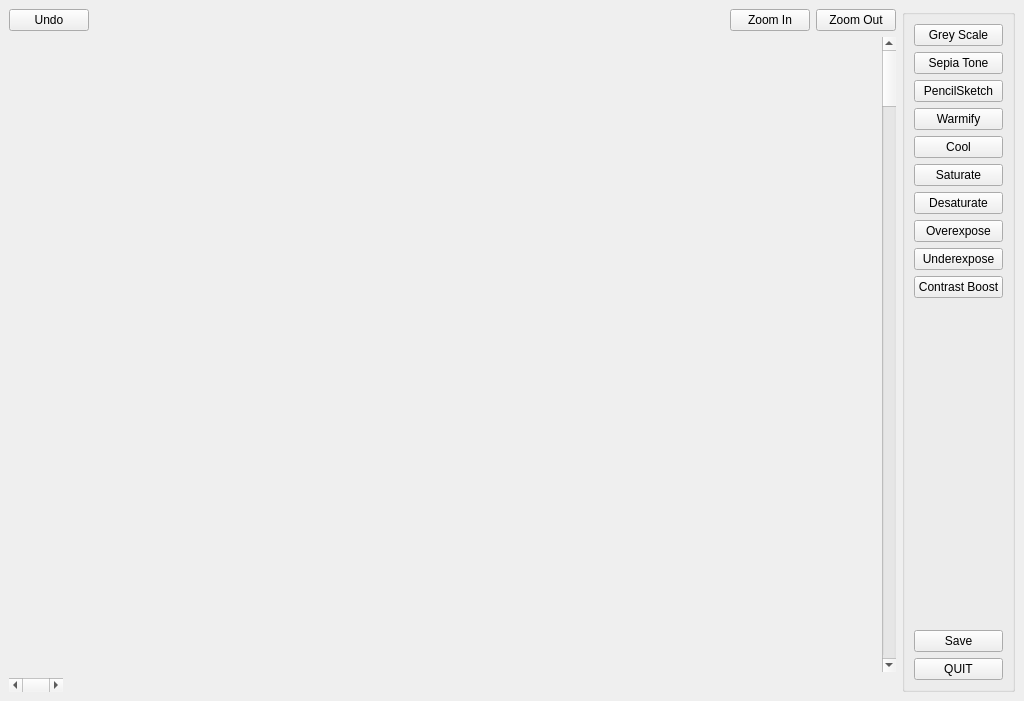
Before: the Qt Designer form Fotoshop/workingwindow.ui in Hardikp16/CS340, drawn with Qt 5.
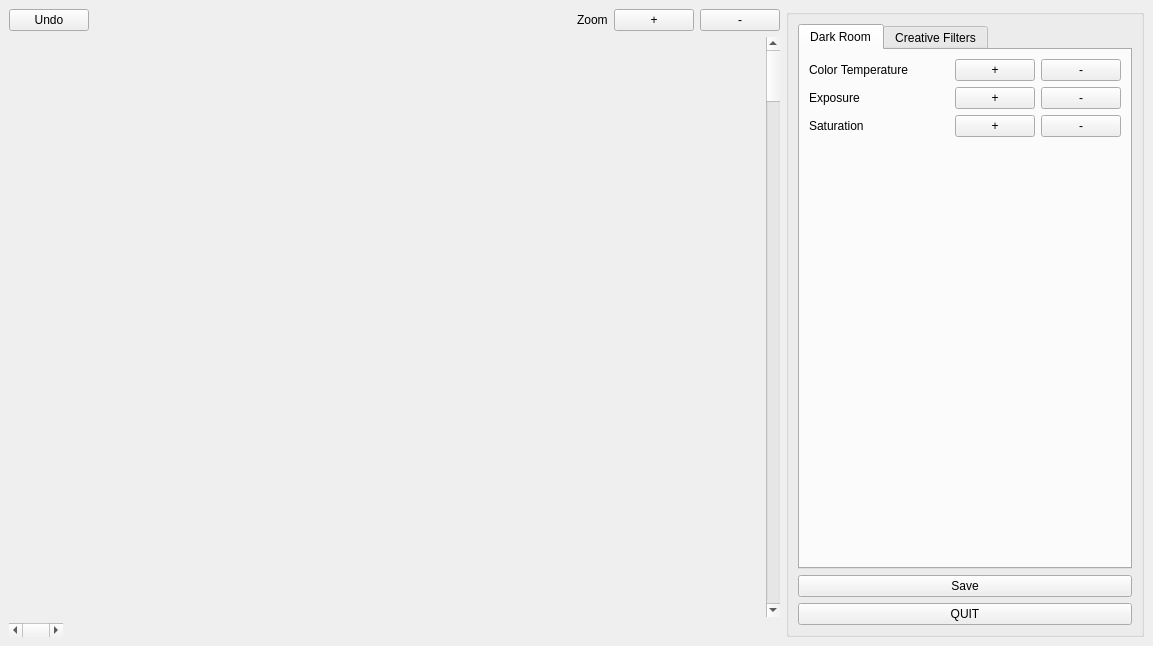
After: the same form once the commit is applied.

What changed in the file:
```diff
--- a/Fotoshop/workingwindow.ui
+++ b/Fotoshop/workingwindow.ui
@@ -6,8 +6,8 @@
    <rect>
     <x>0</x>
     <y>0</y>
-    <width>1024</width>
-    <height>701</height>
+    <width>1153</width>
+    <height>646</height>
    </rect>
   </property>
   <property name="maximumSize">
@@ -27,6 +27,44 @@
   </property>
   <widget class="QWidget" name="centralwidget">
    <layout class="QGridLayout" name="gridLayout_3">
+    <item row="1" column="0" rowspan="2">
+     <layout class="QGridLayout" name="gridLayout_2">
+      <item row="0" column="0" rowspan="2" colspan="2">
+       <widget class="QLabel" name="imageLabel">
+        <property name="text">
+         <string/>
+        </property>
+       </widget>
+      </item>
+      <item row="0" column="2" rowspan="2">
+       <spacer name="horizontalSpacer">
+        <property name="orientation">
+         <enum>Qt::Horizontal</enum>
+        </property>
+        <property name="sizeHint" stdset="0">
+         <size>
+          <width>13</width>
+          <height>20</height>
+         </size>
+        </property>
+       </spacer>
+      </item>
+      <item row="0" column="3" rowspan="2">
+       <widget class="QScrollBar" name="verticalScrollBar">
+        <property name="orientation">
+         <enum>Qt::Vertical</enum>
+        </property>
+       </widget>
+      </item>
+      <item row="2" column="0" colspan="2">
+       <widget class="QScrollBar" name="horizontalScrollBar">
+        <property name="orientation">
+         <enum>Qt::Horizontal</enum>
+        </property>
+       </widget>
+      </item>
+     </layout>
+    </item>
     <item row="0" column="0">
      <layout class="QHBoxLayout" name="horizontalLayout">
       <item>
@@ -37,7 +75,7 @@
        </widget>
       </item>
       <item>
-       <spacer name="horizontalSpacer_2">
+       <spacer name="horizontalSpacer_3">
         <property name="orientation">
          <enum>Qt::Horizontal</enum>
         </property>
@@ -48,27 +86,195 @@
          </size>
         </property>
        </spacer>
+      </item>
+      <item>
+       <spacer name="horizontalSpacer_4">
+        <property name="orientation">
+         <enum>Qt::Horizontal</enum>
+        </property>
+        <property name="sizeHint" stdset="0">
+         <size>
+          <width>40</width>
+          <height>20</height>
+         </size>
+        </property>
+       </spacer>
+      </item>
+      <item>
+       <layout class="QHBoxLayout" name="horizontalLayout_2">
+        <item>
+         <widget class="QLabel" name="label">
+          <property name="text">
+           <string>Zoom</string>
+          </property>
+         </widget>
       </item>
       <item>
        <widget class="QPushButton" name="ZoomIn">
         <property name="text">
-         <string>Zoom In</string>
+           <string>+</string>
         </property>
        </widget>
       </item>
       <item>
        <widget class="QPushButton" name="ZoomOut">
         <property name="text">
-         <string>Zoom Out</string>
+           <string>-</string>
         </property>
        </widget>
       </item>
      </layout>
     </item>
-    <item row="0" column="1" rowspan="3">
+     </layout>
+    </item>
+    <item row="0" column="1" rowspan="3" alignment="Qt::AlignRight">
      <widget class="QGroupBox" name="horizontalGroupBox">
       <layout class="QVBoxLayout" name="verticalLayout">
        <item>
+        <widget class="QTabWidget" name="tabWidget">
+         <property name="currentIndex">
+          <number>0</number>
+         </property>
+         <widget class="QWidget" name="darkroom">
+          <attribute name="title">
+           <string>Dark Room</string>
+          </attribute>
+          <layout class="QVBoxLayout" name="verticalLayout_3">
+           <item>
+            <layout class="QHBoxLayout" name="horizontalLayout_3">
+             <item>
+              <widget class="QLabel" name="label_2">
+               <property name="text">
+                <string>Color Temperature</string>
+               </property>
+              </widget>
+             </item>
+             <item>
+              <spacer name="horizontalSpacer_2">
+               <property name="orientation">
+                <enum>Qt::Horizontal</enum>
+               </property>
+               <property name="sizeHint" stdset="0">
+                <size>
+                 <width>40</width>
+                 <height>20</height>
+                </size>
+               </property>
+              </spacer>
+             </item>
+             <item>
+              <widget class="QPushButton" name="WarmifyButton">
+               <property name="text">
+                <string>+</string>
+               </property>
+              </widget>
+             </item>
+             <item>
+              <widget class="QPushButton" name="coolButton">
+               <property name="text">
+                <string>-</string>
+               </property>
+              </widget>
+             </item>
+            </layout>
+           </item>
+           <item>
+            <layout class="QHBoxLayout" name="horizontalLayout_4">
+             <item>
+              <widget class="QLabel" name="label_3">
+               <property name="text">
+                <string>Exposure</string>
+               </property>
+              </widget>
+             </item>
+             <item>
+              <spacer name="horizontalSpacer_5">
+               <property name="orientation">
+                <enum>Qt::Horizontal</enum>
+               </property>
+               <property name="sizeHint" stdset="0">
+                <size>
+                 <width>40</width>
+                 <height>20</height>
+                </size>
+               </property>
+              </spacer>
+             </item>
+             <item>
+              <widget class="QPushButton" name="overExposeButton">
+               <property name="text">
+                <string>+</string>
+               </property>
+              </widget>
+             </item>
+             <item>
+              <widget class="QPushButton" name="underExposeButton">
+               <property name="text">
+                <string>-</string>
+               </property>
+              </widget>
+             </item>
+            </layout>
+           </item>
+           <item>
+            <layout class="QHBoxLayout" name="horizontalLayout_5">
+             <item>
+              <widget class="QLabel" name="label_4">
+               <property name="text">
+                <string>Saturation</string>
+               </property>
+              </widget>
+             </item>
+             <item>
+              <spacer name="horizontalSpacer_6">
+               <property name="orientation">
+                <enum>Qt::Horizontal</enum>
+               </property>
+               <property name="sizeHint" stdset="0">
+                <size>
+                 <width>40</width>
+                 <height>20</height>
+                </size>
+               </property>
+              </spacer>
+             </item>
+             <item>
+              <widget class="QPushButton" name="saturateButton">
+               <property name="text">
+                <string>+</string>
+               </property>
+              </widget>
+             </item>
+             <item>
+              <widget class="QPushButton" name="DesaturateButton">
+               <property name="text">
+                <string>-</string>
+               </property>
+              </widget>
+             </item>
+            </layout>
+           </item>
+           <item>
+            <spacer name="verticalSpacer_2">
+             <property name="orientation">
+              <enum>Qt::Vertical</enum>
+             </property>
+             <property name="sizeHint" stdset="0">
+              <size>
+               <width>20</width>
+               <height>40</height>
+              </size>
+             </property>
+            </spacer>
+           </item>
+          </layout>
+         </widget>
+         <widget class="QWidget" name="filters">
+          <attribute name="title">
+           <string>Creative Filters</string>
+          </attribute>
+          <layout class="QVBoxLayout" name="verticalLayout_4">
+           <item>
         <widget class="QPushButton" name="greyScale">
          <property name="text">
           <string>Grey Scale</string>
@@ -89,48 +295,6 @@
          </property>
         </widget>
        </item>
-       <item>
-        <widget class="QPushButton" name="WarmifyButton">
-         <property name="text">
-          <string>Warmify</string>
-         </property>
-        </widget>
-       </item>
-       <item>
-        <widget class="QPushButton" name="coolButton">
-         <property name="text">
-          <string>Cool</string>
-         </property>
-        </widget>
-       </item>
-       <item>
-        <widget class="QPushButton" name="saturateButton">
-         <property name="text">
-          <string>Saturate</string>
-         </property>
-        </widget>
-       </item>
-       <item>
-        <widget class="QPushButton" name="DesaturateButton">
-         <property name="text">
-          <string>Desaturate</string>
-         </property>
-        </widget>
-       </item>
-       <item>
-        <widget class="QPushButton" name="overExposeButton">
-         <property name="text">
-          <string>Overexpose</string>
-         </property>
-        </widget>
-       </item>
-       <item>
-        <widget class="QPushButton" name="underExposeButton">
-         <property name="text">
-          <string>Underexpose</string>
-         </property>
-        </widget>
-       </item>
        <item>
         <widget class="QPushButton" name="ContrastBoost">
          <property name="text">
@@ -151,6 +315,10 @@
          </property>
         </spacer>
        </item>
+          </layout>
+         </widget>
+        </widget>
+       </item>
        <item>
         <widget class="QPushButton" name="Save">
          <property name="text">
@@ -168,45 +336,13 @@
       </layout>
      </widget>
     </item>
-    <item row="1" column="0" rowspan="2">
-     <layout class="QGridLayout" name="gridLayout_2">
-      <item row="0" column="2" rowspan="2">
-       <spacer name="horizontalSpacer">
-        <property name="orientation">
-         <enum>Qt::Horizontal</enum>
-        </property>
-        <property name="sizeHint" stdset="0">
-         <size>
-          <width>10</width>
-          <height>20</height>
-         </size>
-        </property>
-       </spacer>
-      </item>
-      <item row="0" column="0" rowspan="2" colspan="2">
-       <widget class="QLabel" name="imageLabel">
-        <property name="text">
-         <string/>
-        </property>
-       </widget>
-      </item>
-      <item row="0" column="3" rowspan="2">
-       <widget class="QScrollBar" name="verticalScrollBar">
-        <property name="orientation">
-         <enum>Qt::Vertical</enum>
-        </property>
-       </widget>
-      </item>
-      <item row="2" column="0" colspan="2">
-       <widget class="QScrollBar" name="horizontalScrollBar">
-        <property name="orientation">
-         <enum>Qt::Horizontal</enum>
-        </property>
-       </widget>
-      </item>
-     </layout>
-    </item>
-   </layout>
+   </layout>
+   <zorder>horizontalGroupBox</zorder>
+   <zorder></zorder>
+   <zorder>ZoomOut</zorder>
+   <zorder>ZoomIn</zorder>
+   <zorder>label</zorder>
+   <zorder></zorder>
   </widget>
  </widget>
  <resources/>
```
Lines whose indentation alone changed are shown as unchanged.
